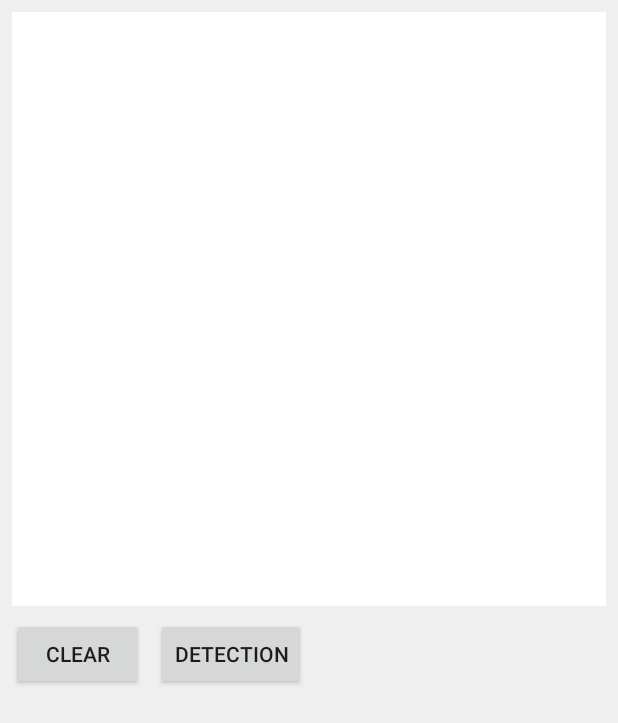
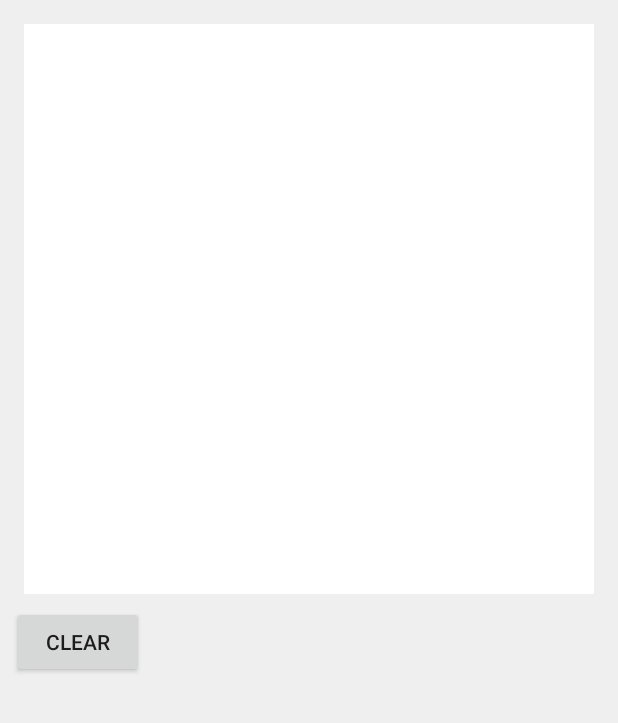
Before and after one commit to wisteria429/TegakiMojiDetection, an Android app: the layout activity_main.xml on its own in the app's theme, with its tools: preview values and no code run, on a phone screen of 412 x 824 dp. Shown: the top 723 px of the screen. Run offline under Robolectric (Android 15) with nearby library versions, the phone set to English and light mode, and no system bars.

Commit message:
手書き文字認識を指を離したタイミングで実行するように変更
認識実行ボタンは削除

```diff
--- a/app/src/main/java/jp/study/fuji/tegakimojidetection/CanvasView.kt
+++ b/app/src/main/java/jp/study/fuji/tegakimojidetection/CanvasView.kt
@@ -9,7 +9,7 @@ import android.view.View
 class CanvasView: View {
     private val path : Path = Path()
     private val paint : Paint = Paint()
-
+    var onActionUpListener: (() -> Unit)? = null
 
 
     init {
@@ -51,6 +51,7 @@ class CanvasView: View {
                 MotionEvent.ACTION_UP -> {
                     path.lineTo(x, y)
                     invalidate()
+                    onActionUpListener?.invoke()
                 }
             }
             return true
--- a/app/src/main/res/layout/activity_main.xml
+++ b/app/src/main/res/layout/activity_main.xml
@@ -13,8 +13,8 @@
             android:layout_width="match_parent"
             android:layout_height="0dp"
             android:background="#fff"
-            app:layout_constraintStart_toStartOf="parent" android:layout_marginStart="8dp"
-            app:layout_constraintEnd_toEndOf="parent" android:layout_marginEnd="8dp" android:layout_marginTop="8dp"
+            app:layout_constraintStart_toStartOf="parent" android:layout_marginStart="16dp"
+            app:layout_constraintEnd_toEndOf="parent" android:layout_marginEnd="16dp" android:layout_marginTop="16dp"
             app:layout_constraintTop_toTopOf="parent" app:layout_constraintDimensionRatio="1:1"/>
 
     <Button
@@ -24,27 +24,22 @@
             android:layout_marginTop="8dp" app:layout_constraintTop_toBottomOf="@+id/canvas"
             app:layout_constraintStart_toStartOf="parent" android:layout_marginStart="8dp"/>
 
-    <Button
-            android:id="@+id/bt_detection"
-            android:layout_width="wrap_content" android:layout_height="wrap_content"
-            android:text="Detection" app:layout_constraintStart_toEndOf="@+id/bt_clear"
-            android:layout_marginStart="8dp"
-            app:layout_constraintTop_toTopOf="@+id/bt_clear"/>
     <TextView
             android:id="@+id/text"
             android:layout_width="wrap_content" android:layout_height="wrap_content"
 
             android:layout_marginBottom="8dp" app:layout_constraintBottom_toBottomOf="parent"
-            app:layout_constraintEnd_toEndOf="@+id/bt_detection" app:layout_constraintStart_toStartOf="@+id/bt_clear"
+            app:layout_constraintStart_toStartOf="@+id/bt_clear"
             android:layout_marginStart="8dp" android:layout_marginTop="8dp"
-            app:layout_constraintTop_toBottomOf="@+id/bt_clear"/>
+            app:layout_constraintTop_toBottomOf="@+id/bt_clear" android:textSize="24sp" android:textColor="#1f1f1f"
+            android:layout_marginEnd="8dp" app:layout_constraintEnd_toStartOf="@+id/image"/>
 
     <ImageView
             android:id="@+id/image"
             android:layout_width="100dp" android:layout_height="100dp"
             android:scaleType="centerInside"
             app:layout_constraintEnd_toEndOf="parent" android:layout_marginEnd="8dp"
-            app:layout_constraintStart_toEndOf="@+id/bt_detection" android:layout_marginStart="8dp"
-            android:layout_marginTop="8dp" app:layout_constraintTop_toBottomOf="@+id/canvas"
-            app:layout_constraintBottom_toBottomOf="parent"/>
+            android:layout_marginTop="8dp" app:layout_constraintTop_toBottomOf="@+id/bt_clear"
+            app:layout_constraintBottom_toBottomOf="parent" app:layout_constraintDimensionRatio="1:1"
+            android:layout_marginBottom="8dp"/>
 </android.support.constraint.ConstraintLayout>
```
Also changed, not shown: app/src/main/java/jp/study/fuji/tegakimojidetection/MainActivity.kt (+19 -11 lines).
